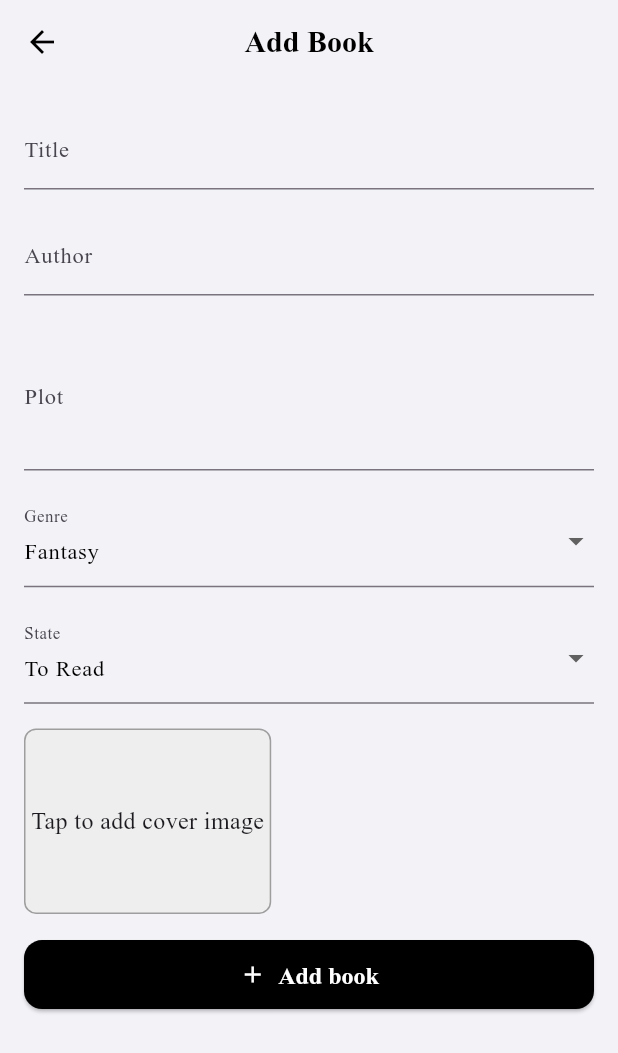
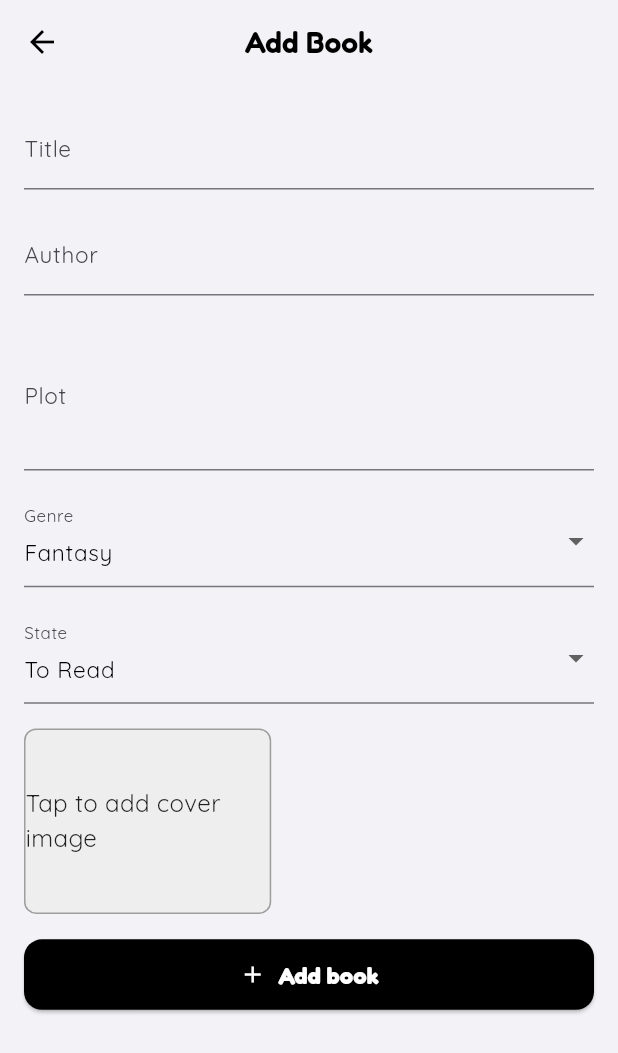
Before and after one commit to Emanuela3009/library_app, a Flutter app: the screen it shows after launch, item 2 of the bottom bar chosen, after a tap on the "add" icon, on a phone screen of 412 x 824 dp. Shown: the top 1053 px of the screen. Run offline on Flutter 3.47's test engine with Material 3 defaults, Android fonts, the phone set to English and light mode, and no system bars; our stand-ins replace flutter_colorpicker, google_fonts, image_picker, sqflite; accounts and stored records are empty.

Commit message:
modifica font home

```diff
--- a/lib/core/theme.dart
+++ b/lib/core/theme.dart
@@ -1,110 +1,81 @@
-/*import 'package:flutter/material.dart';
+import 'package:flutter/cupertino.dart';
+import 'package:flutter/material.dart';
+import 'package:google_fonts/google_fonts.dart'; // aggiunto per font personalizzati - Fredoka, Quicksand e Nunito
 
+class AppTheme {
+  static ThemeData get lightTheme => ThemeData(
+    brightness: Brightness.light, // tema chiaro
+    scaffoldBackgroundColor: CupertinoColors.systemGroupedBackground, // sfondo soft iOS
+    primaryColor: CupertinoColors.activeBlue, // colore tipico link iOS
+    useMaterial3: true, // attiva lo stile più moderno (Material Design 3)
 
-final ThemeData myAppTheme = ThemeData(
-  useMaterial3: true, // se vuoi usare Material Design 3
-  colorScheme: ColorScheme.fromSeed(seedColor: Colors.indigo),
-  scaffoldBackgroundColor: Colors.white,
-  appBarTheme: const AppBarTheme(
-    backgroundColor: Colors.indigo,
-    foregroundColor: Colors.black,
-    elevation: 2,
+    // Definizione globale degli stili del testo
+    textTheme: TextTheme(
+      headlineLarge: GoogleFonts.fredoka( // Titolo principale dell’app (es. Home)
+        fontSize: 24,
+        fontWeight: FontWeight.w600,
       ),
-  textTheme: const TextTheme(
-    titleLarge: TextStyle(
-      fontSize: 22,
-      fontWeight: FontWeight.bold,
-      color: Color.fromARGB(255, 11, 24, 109),
+
+      titleMedium: GoogleFonts.nunito( // Titoli di sezione come "Popular now"
+        fontSize: 20,
+        fontWeight: FontWeight.bold,  //grassetto
+        color: Colors.black87,
       ),
-    bodyMedium: TextStyle(
+
+      bodyMedium: GoogleFonts.quicksand( // Testo per paragrafi, descrizioni
         fontSize: 16,
         color: Colors.black87,
       ),
-  ),
-  bottomNavigationBarTheme: const BottomNavigationBarThemeData(
-    selectedItemColor: Colors.indigo,
-    unselectedItemColor: Colors.grey,
-    backgroundColor: Colors.black,
-    elevation: 8,
-  ),
-); */
 
-import 'package:flutter/cupertino.dart';
-import 'package:flutter/material.dart';
-
-class AppTheme {
-  static ThemeData get lightTheme => ThemeData(
-    brightness: Brightness.light,
-    scaffoldBackgroundColor: CupertinoColors.systemGroupedBackground, // sfondo soft iOS
-    fontFamily: 'Times New Roman',
-    primaryColor: CupertinoColors.activeBlue, // colore tipico link iOS
-    useMaterial3: true, // attiva lo stile più moderno
-
-    textTheme: const TextTheme(
-      headlineLarge: TextStyle(fontSize: 24, fontWeight: FontWeight.w600),
-      bodyMedium: TextStyle(fontSize: 16),
-
-      titleMedium: TextStyle(
-      fontSize: 20,
-      fontWeight: FontWeight.w600,
-      color: Colors.black87,
-      ),
-      bodyLarge: TextStyle(
+      bodyLarge: GoogleFonts.quicksand( // Variante corpo più grande
         fontSize: 15,
         color: Colors.black,
       ),
-
     ),
 
-
-    appBarTheme: const AppBarTheme(
+    // Stile della AppBar (barra in alto)
+    appBarTheme: AppBarTheme(
       color: CupertinoColors.systemGrey6,
       elevation: 0,
       centerTitle: true,
-      titleTextStyle: TextStyle(
-        fontFamily: 'Times New Roman',
-        color: Colors.black,
+      titleTextStyle: GoogleFonts.fredoka( // Titolo al centro in stile moderno
         fontWeight: FontWeight.w600,
         fontSize: 20,
+        color: Colors.black,
       ),
-      iconTheme: IconThemeData(color: Colors.black),
+      iconTheme: const IconThemeData(color: Colors.black), // colore delle icone
     ),
 
-    bottomNavigationBarTheme: const BottomNavigationBarThemeData(
-      backgroundColor: CupertinoColors.systemGrey2,
-      selectedItemColor: CupertinoColors.white,
-      unselectedItemColor: CupertinoColors.black,
-      selectedLabelStyle: TextStyle(
-        fontFamily: 'Times New Roman',
+    // Stile della BottomNavigationBar (barra di navigazione in basso)
+    bottomNavigationBarTheme: BottomNavigationBarThemeData(
+      backgroundColor: CupertinoColors.systemGrey2, // sfondo grigio chiaro
+      selectedItemColor: CupertinoColors.white, // colore dell’elemento selezionato
+      unselectedItemColor: CupertinoColors.black, // colore degli altri elementi
+
+      selectedLabelStyle: GoogleFonts.fredoka( // etichetta selezionata
         fontWeight: FontWeight.w600,
       ),
-      unselectedLabelStyle: TextStyle(
-        fontFamily: 'Times New Roman',
+      unselectedLabelStyle: GoogleFonts.quicksand( // etichetta non selezionata
         fontWeight: FontWeight.w400,
       ),
       elevation: 0,
-      type: BottomNavigationBarType.fixed,
+      type: BottomNavigationBarType.fixed, // voci fisse
     ),
 
-
+    // Stile dei pulsanti elevati
     elevatedButtonTheme: ElevatedButtonThemeData(
       style: ElevatedButton.styleFrom(
-      backgroundColor: Colors.black,
-      foregroundColor: Colors.white,
+        backgroundColor: Colors.black, // sfondo pulsante
+        foregroundColor: Colors.white, // testo/icona
         padding: const EdgeInsets.symmetric(vertical: 14, horizontal: 20),
         shape: RoundedRectangleBorder(
           borderRadius: BorderRadius.circular(12),
         ),
-      textStyle: const TextStyle(
-        fontFamily: 'Times New Roman',
+        textStyle: GoogleFonts.fredoka( // stile testo pulsante
           fontWeight: FontWeight.bold,
           fontSize: 16,
         ),
       ),
     ),
   );
-
-
-
-
 }
--- a/lib/screens/home_screen.dart
+++ b/lib/screens/home_screen.dart
@@ -42,7 +42,7 @@ class _HomeScreenState extends State<HomeScreen> {
           //Currently Reading
           Padding(
             padding: const EdgeInsets.all(16),   //inserisce padding all interno del widget
-            child: Text("Currently reading", style: Theme.of(context).textTheme.titleLarge),
+            child: Text("Currently reading", style: Theme.of(context).textTheme.titleMedium),
           ),
 
           SizedBox(
@@ -60,7 +60,7 @@ class _HomeScreenState extends State<HomeScreen> {
           //Popular Now
           Padding(
             padding: const EdgeInsets.all(16),
-            child: Text("Popular now", style: Theme.of(context).textTheme.titleLarge),
+            child: Text("Popular now", style: Theme.of(context).textTheme.titleMedium),
           ),
           SizedBox(
           height: 160,
@@ -76,7 +76,7 @@ class _HomeScreenState extends State<HomeScreen> {
           //Your Books
           Padding(
             padding: const EdgeInsets.all(16),
-            child: Text("Your books", style: Theme.of(context).textTheme.titleLarge),
+            child: Text("Your books", style: Theme.of(context).textTheme.titleMedium),
           ),
         SizedBox(
           height: 160,
--- a/pubspec.yaml
+++ b/pubspec.yaml
@@ -37,6 +37,7 @@ dependencies:
   path_provider: ^2.1.1
   path: ^1.8.3
   sqflite: ^2.3.0
+  google_fonts: ^6.1.0
 
 
 
```
Also changed, not shown: pubspec.lock. Lines whose indentation alone changed are shown as unchanged.
